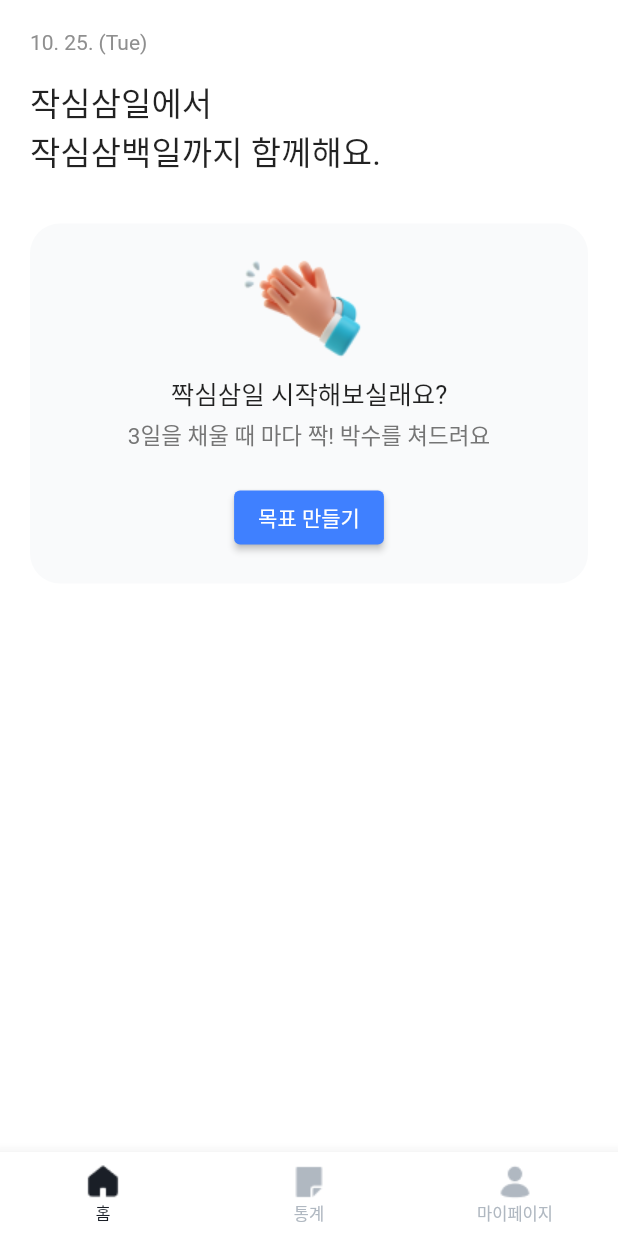
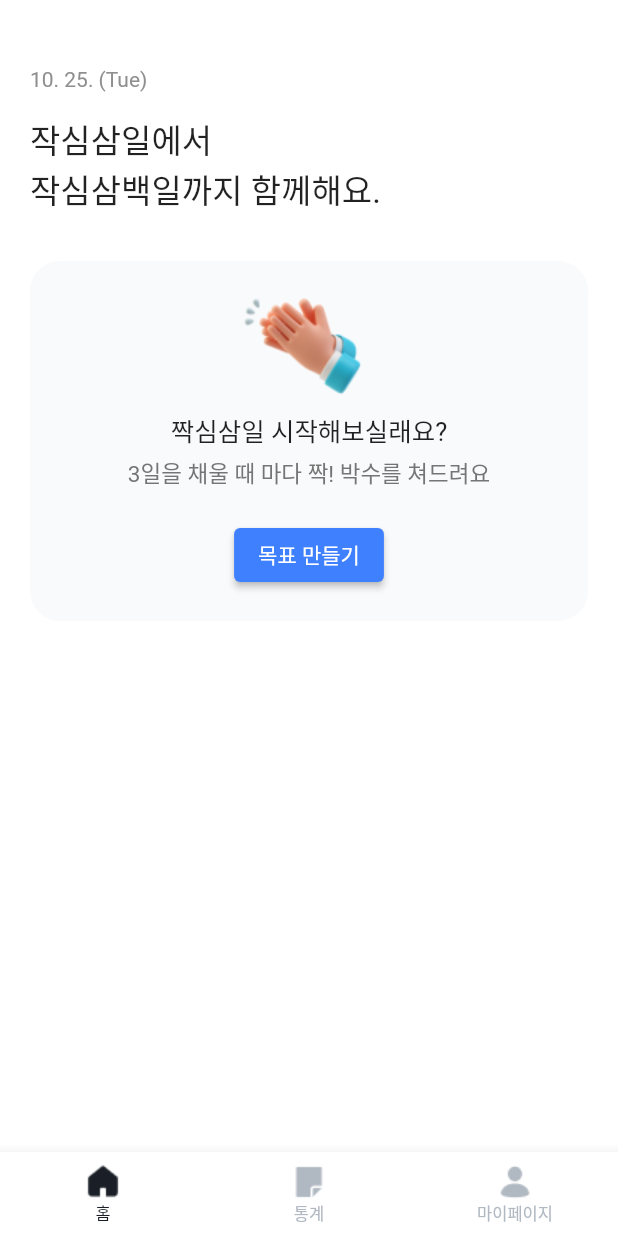
Before and after one commit to depromeet12th/three-days-flutter-archived, a Flutter app: the screen it shows after launch, on a phone screen of 412 x 824 dp. Run offline on Flutter 3.47's test engine with Material 2 defaults, Android fonts, the phone set to English and light mode, and no system bars; our stand-ins replace firebase_core, flutter_dotenv, sqflite; accounts and stored records are empty; Roboto replaces fonts that are missing (Suit).

Commit message:
fix: 홈 화면 상단 여백 적용

```diff
--- a/lib/ui/goal/goal_list_page.dart
+++ b/lib/ui/goal/goal_list_page.dart
@@ -63,6 +63,7 @@ class _GoalListPageState extends State<GoalListPage> {
                 Column(
                   crossAxisAlignment: CrossAxisAlignment.start,
                   children: [
+                    const SizedBox(height: 25),
                     Text(
                       _getFormattedDate(),
                       style: const TextStyle(
```
